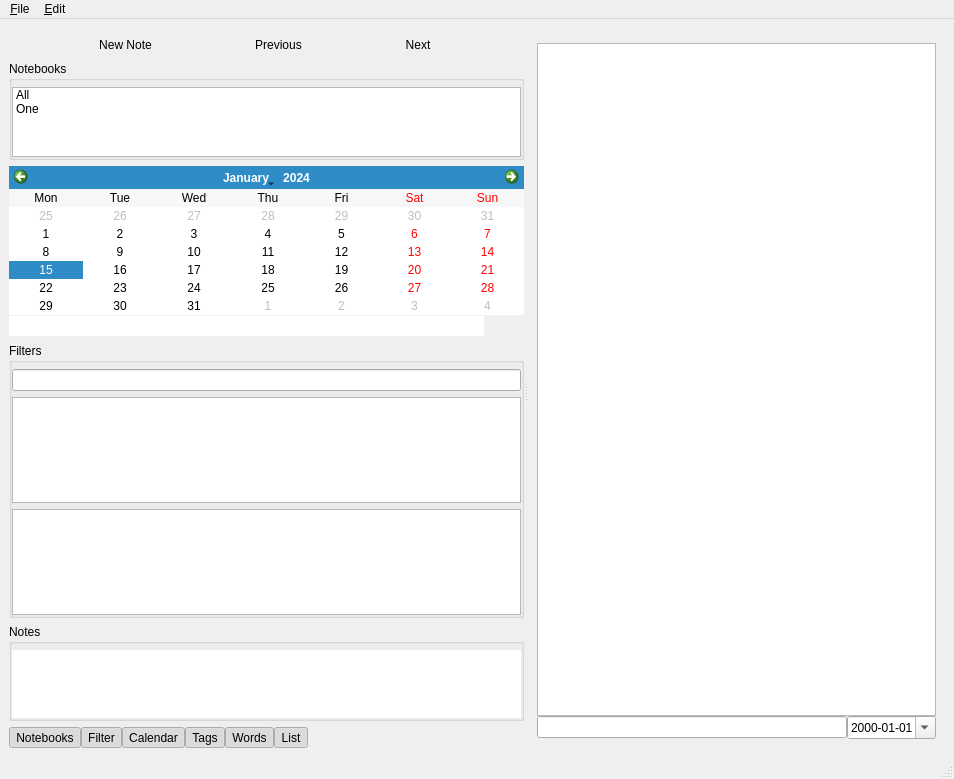
The window that flownote/ui/mainWindow_ui.ui (olivierkes/noteflow) describes before a commit, drawn with Qt 5.
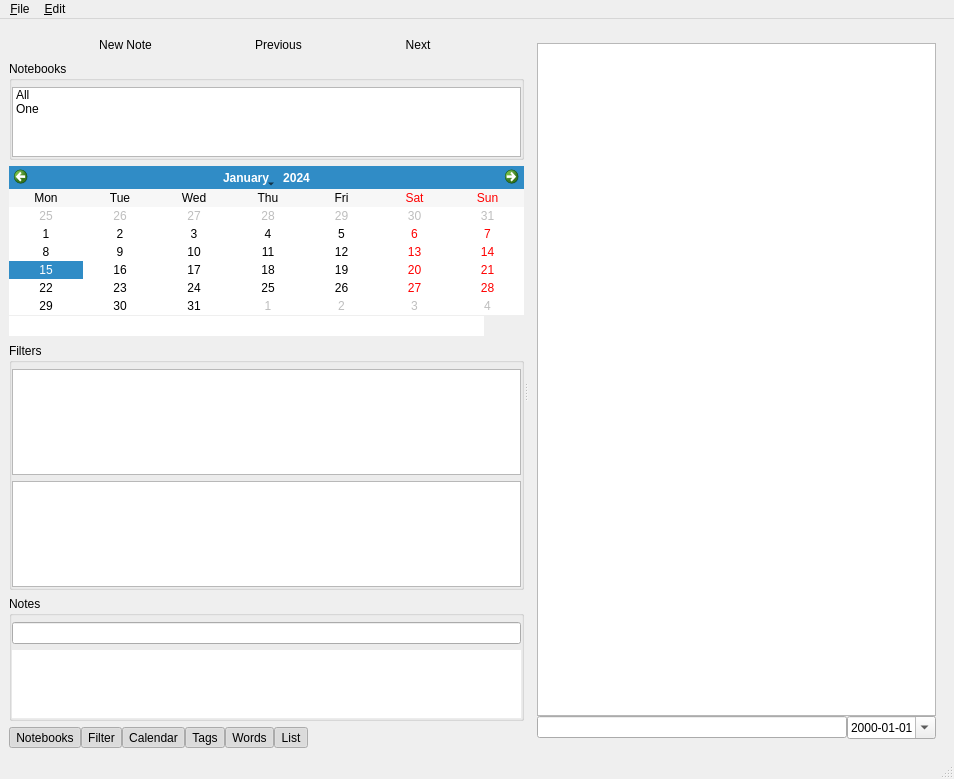
The same window after the commit. Icons and pictures are not drawn. Custom widgets are drawn as their Qt base class.

Diff of the .ui file:
```diff
--- a/flownote/ui/mainWindow_ui.ui
+++ b/flownote/ui/mainWindow_ui.ui
@@ -235,19 +235,6 @@
            <property name="bottomMargin">
             <number>0</number>
            </property>
-           <item>
-            <widget class="QLineEdit" name="txtFilter">
-             <property name="sizePolicy">
-              <sizepolicy hsizetype="Preferred" vsizetype="Fixed">
-               <horstretch>0</horstretch>
-               <verstretch>0</verstretch>
-              </sizepolicy>
-             </property>
-             <property name="clearButtonEnabled">
-              <bool>true</bool>
-             </property>
-            </widget>
-           </item>
            <item>
             <widget class="cloudView" name="lstTags">
              <property name="sizePolicy">
@@ -289,6 +276,19 @@
            <property name="bottomMargin">
             <number>0</number>
            </property>
+           <item>
+            <widget class="QLineEdit" name="txtFilter">
+             <property name="sizePolicy">
+              <sizepolicy hsizetype="Preferred" vsizetype="Fixed">
+               <horstretch>0</horstretch>
+               <verstretch>0</verstretch>
+              </sizepolicy>
+             </property>
+             <property name="clearButtonEnabled">
+              <bool>true</bool>
+             </property>
+            </widget>
+           </item>
            <item>
             <widget class="QTableWidget" name="tblList">
              <property name="frameShape">
```
